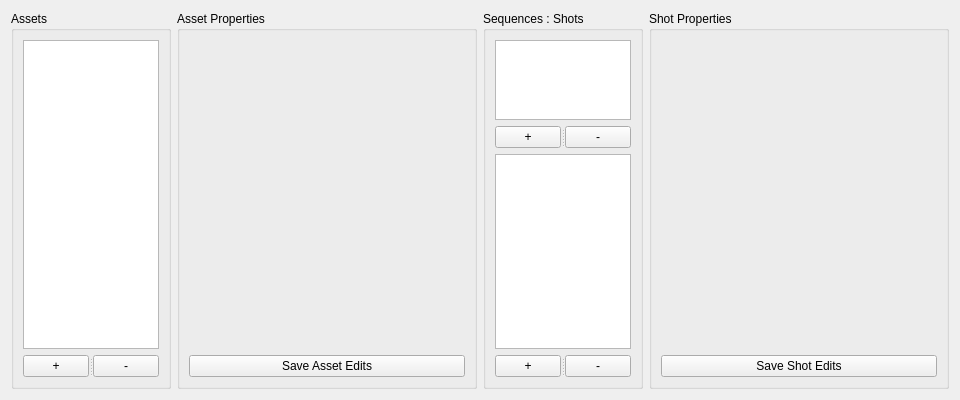
Before: the Qt Designer form ui/projectManager_main.ui in all-in-one-of/Eve, drawn with Qt 5.
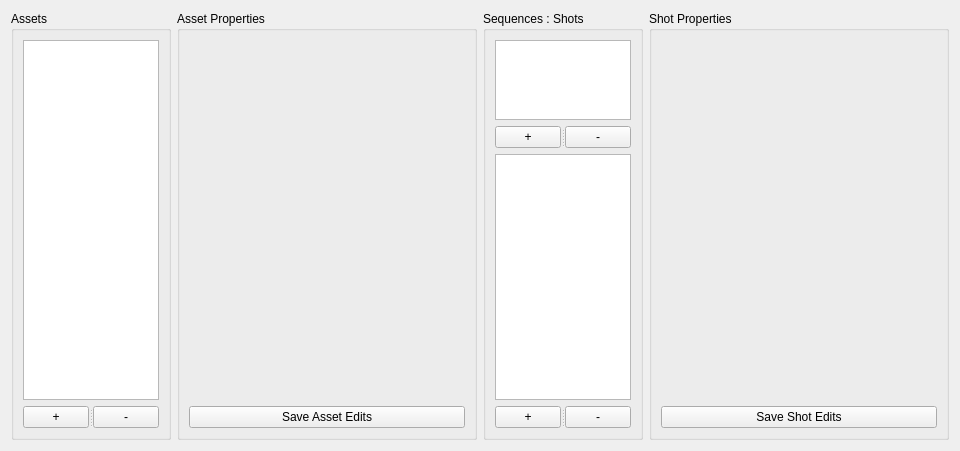
After: the same form once the commit is applied.

The edit to the form file:
```diff
--- a/ui/projectManager_main.ui
+++ b/ui/projectManager_main.ui
@@ -7,7 +7,7 @@
     <x>0</x>
     <y>0</y>
     <width>960</width>
-    <height>400</height>
+    <height>451</height>
    </rect>
   </property>
   <property name="windowTitle">
```
Left out of the diff: 12 changed lines with no effect on the pictures.
